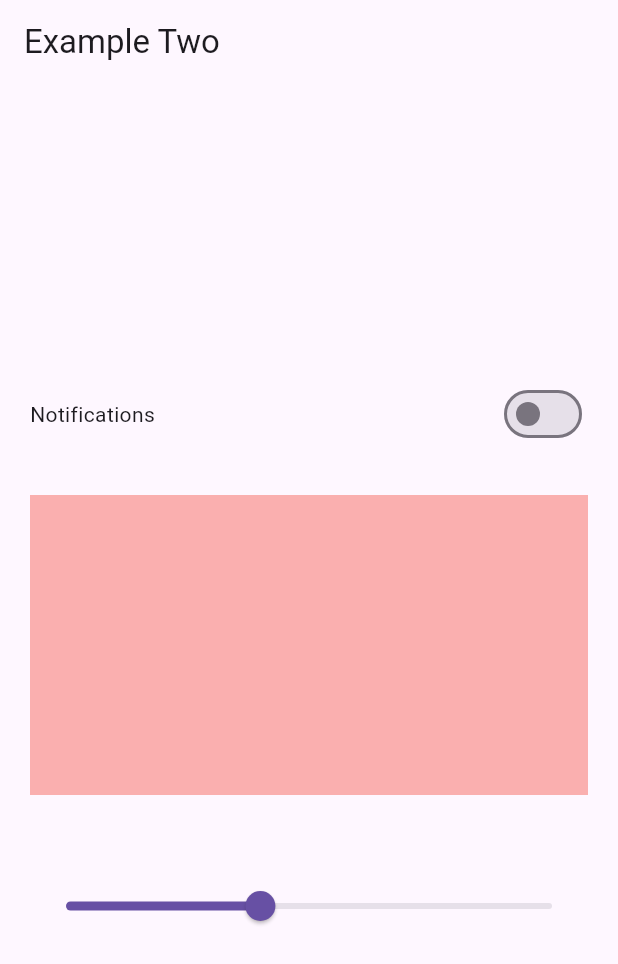
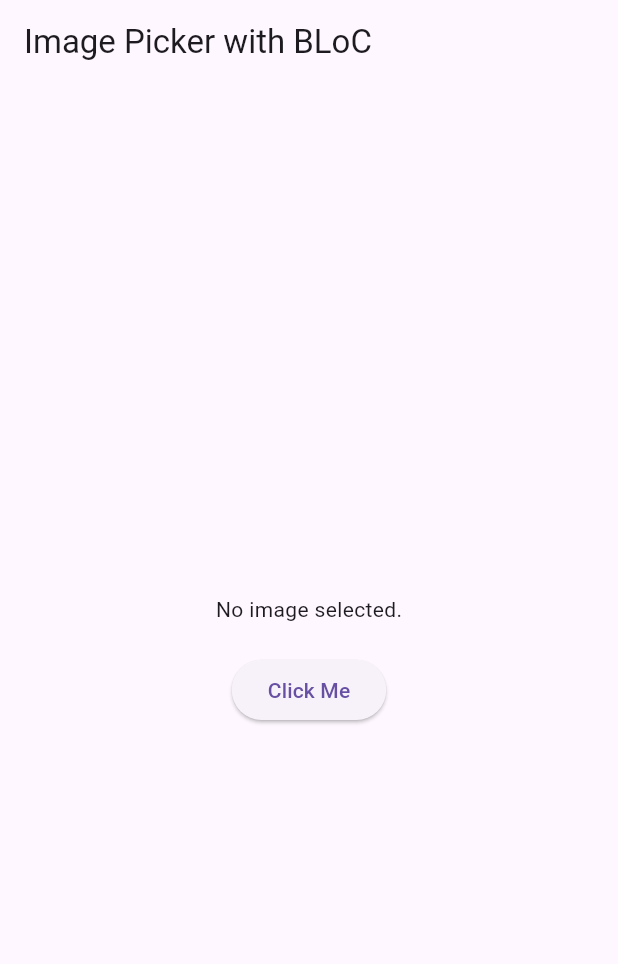
Before and after one commit to Ashurajput02/blocstatemanagement, a Flutter app: the screen it shows after launch, on a phone screen of 412 x 824 dp. Shown: the top 964 px of the screen. Run offline on Flutter 3.47's test engine with Material 3 defaults, Android fonts, the phone set to English and light mode, and no system bars; our stand-ins replace bloc, equatable, flutter_bloc, image_picker.

Commit message:
added app for picking up the image

```diff
--- /dev/null
+++ b/lib/bloc/imagepicker/image_bloc.dart
@@ -0,0 +1,48 @@
+// import 'package:bloc/bloc.dart';
+// import 'package:bloc_app/bloc/imagepicker/image_picker_event.dart';
+// import 'package:bloc_app/bloc/imagepicker/image_picker_state.dart';
+
+// class imagePickerBloc extends Bloc<ImagePickerEvent, ImagePickerState> {
+//   imagePickerBloc() : super(ImagePickerState()) {
+//     on<GalleryPicker>(_gallery);
+//     on<CameraPicker>(_camera);
+//   }
+
+//   void _gallery(GalleryPicker event, Emitter<ImagePickerState> emit) {
+//     emit(state.copyWith(file: state.file));
+//   }
+
+//   void _camera(CameraPicker event, Emitter<ImagePickerState> emit) {
+//     emit(state.copyWith(file: state.file));
+//   }
+// }
+
+import 'package:bloc/bloc.dart';
+import 'package:image_picker/image_picker.dart';
+import 'package:bloc_app/bloc/imagepicker/image_picker_event.dart';
+import 'package:bloc_app/bloc/imagepicker/image_picker_state.dart';
+
+class ImagePickerBloc extends Bloc<ImagePickerEvent, ImagePickerState> {
+  final ImagePicker _picker = ImagePicker();
+
+  ImagePickerBloc() : super(const ImagePickerState()) {
+    on<GalleryPicker>(_gallery);
+    on<CameraPicker>(_camera);
+  }
+
+  Future<void> _gallery(
+      GalleryPicker event, Emitter<ImagePickerState> emit) async {
+    final XFile? file = await _picker.pickImage(source: ImageSource.gallery);
+    if (file != null) {
+      emit(state.copyWith(file: file));
+    }
+  }
+
+  Future<void> _camera(
+      CameraPicker event, Emitter<ImagePickerState> emit) async {
+    final XFile? file = await _picker.pickImage(source: ImageSource.camera);
+    if (file != null) {
+      emit(state.copyWith(file: file));
+    }
+  }
+}
--- /dev/null
+++ b/lib/bloc/imagepicker/image_picker_event.dart
@@ -0,0 +1,72 @@
+// // import 'package:equatable/equatable.dart';
+
+// // abstract class imagePickerEvent extends Equatable {
+// //   const imagePickerEvent();
+// //   @override
+// //   List<Object> get props => [];
+// // }
+
+// // class cameraPicker extends imagePickerEvent {}
+
+// // class galleryPicker extends imagePickerEvent {}
+
+// import 'package:bloc/bloc.dart';
+// import 'package:bloc_app/bloc/imagepicker/image_picker_event.dart';
+// import 'package:bloc_app/bloc/imagepicker/image_picker_state.dart';
+
+// class ImagePickerBloc extends Bloc<ImagePickerEvent, ImagePickerState> {
+//   ImagePickerBloc() : super(const ImagePickerState()) {
+//     on<GalleryPicker>(_gallery);
+//     on<CameraPicker>(_camera);
+//   }
+
+//   void _gallery(GalleryPicker event, Emitter<ImagePickerState> emit) {
+//     // Emit a new state with the file obtained from the gallery
+//     emit(state.copyWith(file: event.file));
+//   }
+
+//   void _camera(CameraPicker event, Emitter<ImagePickerState> emit) {
+//     // Emit a new state with the file obtained from the camera
+//     emit(state.copyWith(file: event.file));
+//   }
+// }
+
+// import 'package:equatable/equatable.dart';
+// import 'package:image_picker/image_picker.dart';
+
+// abstract class ImagePickerEvent extends Equatable {
+//   const ImagePickerEvent();
+
+//   @override
+//   List<Object?> get props => [];
+// }
+
+// class CameraPicker extends ImagePickerEvent {
+//   final XFile file;
+
+//   const CameraPicker(this.file);
+
+//   @override
+//   List<Object?> get props => [file];
+// }
+
+// class GalleryPicker extends ImagePickerEvent {
+//   final XFile file;
+
+//   const GalleryPicker(this.file);
+
+//   @override
+//   List<Object?> get props => [file];
+// }
+import 'package:equatable/equatable.dart';
+
+abstract class ImagePickerEvent extends Equatable {
+  const ImagePickerEvent();
+
+  @override
+  List<Object?> get props => [];
+}
+
+class CameraPicker extends ImagePickerEvent {}
+
+class GalleryPicker extends ImagePickerEvent {}
--- /dev/null
+++ b/lib/bloc/imagepicker/image_picker_state.dart
@@ -0,0 +1,49 @@
+// // import 'package:equatable/equatable.dart';
+// // import 'package:image_picker/image_picker.dart';
+
+// // class imagePickerState extends Equatable {
+// //   final XFile? file;
+// //   const imagePickerState({this.file});
+
+// //   @override
+// //   // TODO: implement props
+// //   List<Object?> get props => [file];
+
+// //   imagePickerState copyWith(XFile? file) {
+// //     return imagePickerState(file: file ?? this.file);
+// //   }
+// // }
+
+// import 'package:equatable/equatable.dart';
+// import 'package:image_picker/image_picker.dart';
+
+// class ImagePickerState extends Equatable {
+//   final XFile? file;
+//   const ImagePickerState({this.file});
+
+//   @override
+//   List<Object?> get props => [file];
+
+//   ImagePickerState copyWith({XFile? file}) {
+//     return ImagePickerState(
+//       file: file ?? this.file,
+//     );
+//   }
+// }
+
+import 'package:equatable/equatable.dart';
+import 'package:image_picker/image_picker.dart';
+
+class ImagePickerState extends Equatable {
+  final XFile? file;
+  const ImagePickerState({this.file});
+
+  @override
+  List<Object?> get props => [file];
+
+  ImagePickerState copyWith({XFile? file}) {
+    return ImagePickerState(
+      file: file ?? this.file,
+    );
+  }
+}
--- a/lib/main.dart
+++ b/lib/main.dart
@@ -75,6 +75,8 @@
 //   }
 // }
 
+import 'package:bloc_app/bloc/imagepicker/image_bloc.dart';
+import 'package:bloc_app/ui/image_picker_screen.dart';
 import 'package:bloc_app/ui/switch_example_screen.dart';
 import 'package:flutter/material.dart';
 import 'package:flutter_bloc/flutter_bloc.dart';
@@ -95,16 +97,18 @@ class MyApp extends StatelessWidget {
   @override
   Widget build(BuildContext context) {
     return MultiBlocProvider(
+      //aise ek block provider aur phir doosra uska child is hectic and ungood practice toh uski jagah apan ko multiblocprovider
       providers: [
         BlocProvider(create: (_) => SwitchBloc()),
         BlocProvider(create: (_) => SliderBloc()),
+        BlocProvider(create: (_) => ImagePickerBloc()),
       ],
       child: MaterialApp(
         title: 'Flutter Demo',
         theme: ThemeData(
           primarySwatch: Colors.blue,
         ),
-        home: const ExampleTwo(),
+        home: ImagePickerScreen(),
       ),
     );
   }
--- /dev/null
+++ b/lib/ui/image_picker_screen.dart
@@ -0,0 +1,70 @@
+import 'dart:io';
+
+import 'package:bloc_app/bloc/imagepicker/image_bloc.dart';
+import 'package:bloc_app/bloc/imagepicker/image_picker_event.dart';
+import 'package:bloc_app/bloc/imagepicker/image_picker_state.dart';
+import 'package:flutter/material.dart';
+import 'package:flutter_bloc/flutter_bloc.dart';
+
+class ImagePickerScreen extends StatelessWidget {
+  @override
+  Widget build(BuildContext context) {
+    return Scaffold(
+      appBar: AppBar(
+        title: Text('Image Picker with BLoC'),
+      ),
+      body: Center(
+        child: BlocBuilder<ImagePickerBloc, ImagePickerState>(
+          builder: (context, state) {
+            return Column(
+              mainAxisAlignment: MainAxisAlignment.center,
+              children: [
+                if (state.file != null)
+                  Image.file(
+                    File(state.file!.path),
+                    height: 200,
+                  )
+                else
+                  Text('No image selected.'),
+                SizedBox(height: 20),
+                ElevatedButton(
+                  onPressed: () {
+                    _showPickerDialog(context);
+                  },
+                  child: Text('Click Me'),
+                ),
+              ],
+            );
+          },
+        ),
+      ),
+    );
+  }
+
+  void _showPickerDialog(BuildContext context) {
+    showDialog(
+      context: context,
+      builder: (BuildContext context) {
+        return AlertDialog(
+          title: Text('Pick an image'),
+          actions: <Widget>[
+            TextButton(
+              child: Text('Camera'),
+              onPressed: () {
+                BlocProvider.of<ImagePickerBloc>(context).add(CameraPicker());
+                Navigator.of(context).pop();
+              },
+            ),
+            TextButton(
+              child: Text('Gallery'),
+              onPressed: () {
+                BlocProvider.of<ImagePickerBloc>(context).add(GalleryPicker());
+                Navigator.of(context).pop();
+              },
+            ),
+          ],
+        );
+      },
+    );
+  }
+}
--- a/pubspec.yaml
+++ b/pubspec.yaml
@@ -37,6 +37,7 @@ dependencies:
   equatable: ^2.0.5
   flutter_bloc: ^8.1.6
   bloc: ^8.1.4
+  image_picker: ^1.1.2
 
 dev_dependencies:
   flutter_test:
```
Also changed, not shown: lib/ui/switch_example_screen.dart (+0 -71 lines), pubspec.lock, 6 other files.
